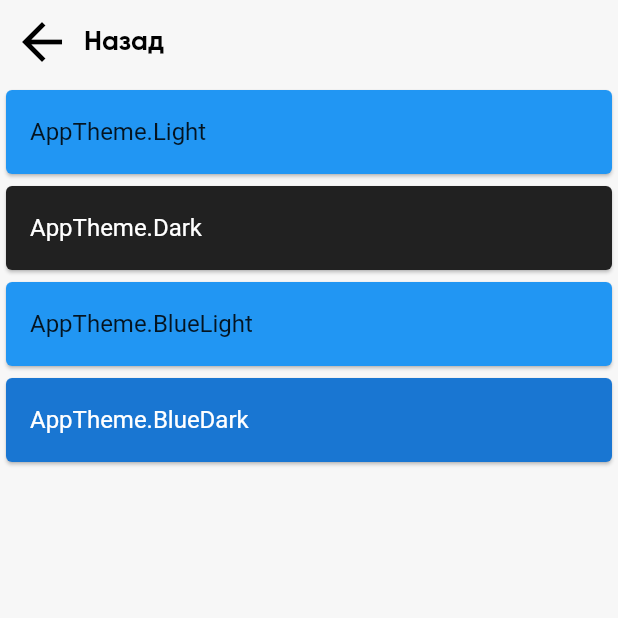
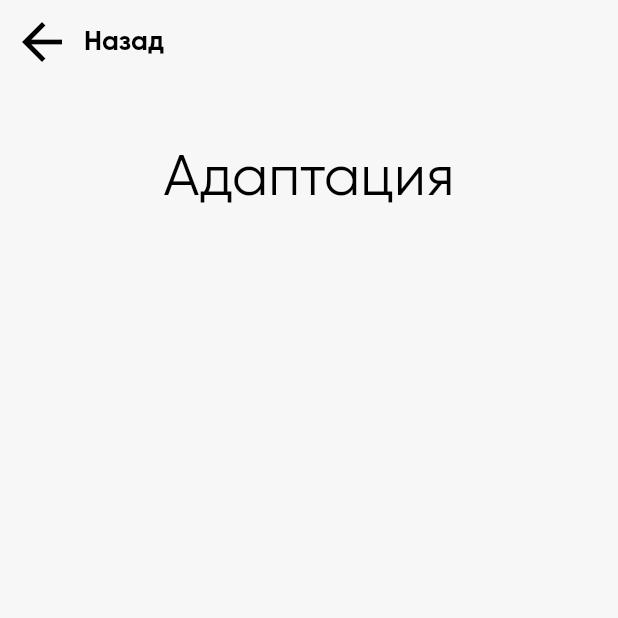
Before and after one commit to maripbekoff/Umit-app, a Flutter app: the AdaptationPage screen opened directly, on a phone screen of 412 x 824 dp, the top half of it. Run offline on Flutter 3.47's test engine with Material 2 defaults, Android fonts, the phone set to English and light mode, and no system bars; our stand-ins replace bloc, cloud_firestore, equatable, firebase_auth, flutter_bloc, flutter_html and 2 more; accounts and stored records are empty.

Commit message:
demo commit

```diff
--- a/lib/src/global/text_style.dart
+++ b/lib/src/global/text_style.dart
@@ -3,7 +3,7 @@ import 'package:flutter/material.dart';
 TextStyle titleTextStyle = TextStyle(
   fontFamily: "Gilroy",
   color: Colors.black,
-  fontSize: 32,
+  fontSize: 38,
 );
 
 TextStyle appBarTextStyle = TextStyle(
--- a/lib/ui/pages/main_page.dart
+++ b/lib/ui/pages/main_page.dart
@@ -1,5 +1,4 @@
 import 'package:flutter/material.dart';
-import 'package:flutter_bloc/flutter_bloc.dart';
 import 'package:umit/repositories/user_repository.dart';
 import 'package:umit/src/blocs/logOutBloc/bloc.dart';
 import 'package:umit/ui/pages/navigation/favorite_page.dart';
--- a/lib/ui/pages/navigation/settings_page/insets/adaptation_page.dart
+++ /dev/null
@@ -1,47 +0,0 @@
-import 'package:flutter/material.dart';
-import 'package:flutter_bloc/flutter_bloc.dart';
-import 'package:umit/src/blocs/themeBloc/bloc.dart';
-import 'package:umit/src/global/themes.dart';
-
-class AdaptationPage extends StatelessWidget {
-  bool _isSwitched = false;
-
-  @override
-  Widget build(BuildContext context) {
-    return SafeArea(
-      child: Scaffold(
-        appBar: AppBar(
-          title: Text("Назад"),
-          titleSpacing: 0,
-          textTheme: TextTheme(
-            title: TextStyle(
-              fontFamily: "Gilroy",
-              fontWeight: FontWeight.bold,
-              fontSize: 18,
-              color: Colors.black,
-            ),
-          ),
-        ),
-        body: Center(
-          child: ListView.builder(
-            itemCount: AppTheme.values.length,
-            itemBuilder: (BuildContext context, int index) {
-              final itemTheme = AppTheme.values[index];
-              return Card(
-                color: themeData[itemTheme].primaryColor,
-                child: ListTile(
-                  title: Text(
-                    itemTheme.toString(),
-                    style: themeData[itemTheme].textTheme.body1,
-                  ),
-                  onTap: () => BlocProvider.of<ThemeBloc>(context)
-                      .add(ThemeChanged(theme: itemTheme)),
-                ),
-              );
-            },
-          ),
-        ),
-      ),
-    );
-  }
-}
--- /dev/null
+++ b/lib/ui/pages/navigation/settings_page/insets/adaptation_page/adaptation_page.dart
@@ -0,0 +1,37 @@
+import 'package:flutter/material.dart';
+import 'package:umit/src/global/text_style.dart';
+
+class AdaptationPage extends StatelessWidget {
+  const AdaptationPage({Key key}) : super(key: key);
+
+  @override
+  Widget build(BuildContext context) {
+    return SafeArea(
+      child: Scaffold(
+        appBar: AppBar(
+          title: Text("Назад"),
+          titleSpacing: 0,
+          textTheme: TextTheme(title: appBarTextStyle),
+        ),
+        body: ListView(
+          children: <Widget>[
+            SizedBox(height: MediaQuery.of(context).size.height * 0.05),
+            Center(
+              child: Text("Адаптация", style: titleTextStyle),
+            ),
+            SizedBox(height: MediaQuery.of(context).size.height * 0.05),
+            Container(
+              decoration: BoxDecoration(
+                color: Colors.white,
+                borderRadius: BorderRadius.vertical(top: Radius.circular(40)),
+              ),
+              child: Column(
+                children: <Widget>[],
+              ),
+            ),
+          ],
+        ),
+      ),
+    );
+  }
+}
--- a/lib/ui/pages/navigation/settings_page/settings.page.dart
+++ b/lib/ui/pages/navigation/settings_page/settings.page.dart
@@ -2,8 +2,9 @@ import 'package:flutter/material.dart';
 import 'package:flutter_bloc/flutter_bloc.dart';
 import 'package:umit/repositories/user_repository.dart';
 import 'package:umit/src/blocs/logOutBloc/bloc.dart';
+import 'package:umit/src/global/text_style.dart';
 import 'package:umit/ui/pages/login_page.dart';
-import 'package:umit/ui/pages/navigation/settings_page/insets/adaptation_page.dart';
+import 'package:umit/ui/pages/navigation/settings_page/insets/adaptation_page/adaptation_page.dart';
 import 'package:umit/ui/pages/splash_screen_page.dart';
 
 var settingsArray = [
@@ -43,7 +44,7 @@ class SettingsPage extends StatelessWidget {
         Center(
           child: Text(
             "Настройки",
-            style: TextStyle(fontSize: 38, color: Colors.black),
+            style: titleTextStyle,
           ),
         ),
         SizedBox(height: MediaQuery.of(context).size.height * 0.05),
--- a/lib/ui/pages/navigation/tests_page/insets/into_test_page.dart
+++ b/lib/ui/pages/navigation/tests_page/insets/into_test_page.dart
@@ -1,4 +1,5 @@
 import 'package:flutter/material.dart';
+import 'package:umit/src/global/text_style.dart';
 
 class IntoTestPage extends StatefulWidget {
   IntoTestPage({Key key}) : super(key: key);
@@ -34,10 +35,7 @@ class _IntoTestPageState extends State<IntoTestPage> {
             Center(
               child: Text(
                 "Тест по физике", //получать переменную с бэка
-                style: TextStyle(
-                  color: Colors.black,
-                  fontSize: 38,
-                ),
+                style: titleTextStyle,
               ),
             ),
             SizedBox(height: MediaQuery.of(context).size.height * 0.05),
```
